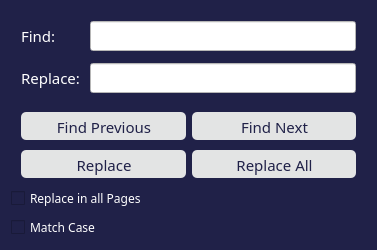
Above: FrameWorkCode/textfinder.ui from UDAAN-LEAP/leap-pe-tool before the change. Below: the same form after it.
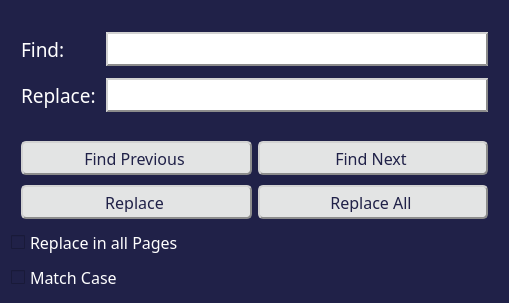
That is the form after the change.

Commit message: Changes in find & replace ui

```diff
--- a/FrameWorkCode/textfinder.ui
+++ b/FrameWorkCode/textfinder.ui
@@ -6,14 +6,14 @@
    <rect>
     <x>0</x>
     <y>0</y>
-    <width>377</width>
-    <height>214</height>
+    <width>509</width>
+    <height>303</height>
    </rect>
   </property>
   <property name="font">
    <font>
     <family>Work Sans</family>
-    <pointsize>11</pointsize>
+    <pointsize>12</pointsize>
     <weight>50</weight>
     <italic>false</italic>
     <bold>false</bold>
@@ -61,7 +61,7 @@
        <item row="0" column="0">
         <widget class="QLabel" name="findLabel">
          <property name="styleSheet">
-          <string notr="true">color: rgb(255, 255, 255);</string>
+          <string notr="true">color: rgb(255, 255, 255);font:14pt;</string>
          </property>
          <property name="text">
           <string>Find:</string>
@@ -71,14 +71,14 @@
        <item row="0" column="1">
         <widget class="QLineEdit" name="findLineEdit">
          <property name="styleSheet">
-          <string notr="true">background-color: rgb(255, 255, 255); color: black;</string>
+          <string notr="true">background-color: rgb(255, 255, 255); color: black;padding:5px;height:20px;border:2px;border-style:outset;border-color: #8c8c8c;</string>
          </property>
         </widget>
        </item>
        <item row="1" column="0">
         <widget class="QLabel" name="replaceLabel">
          <property name="styleSheet">
-          <string notr="true">color: rgb(255, 255, 255);</string>
+          <string notr="true">color: rgb(255, 255, 255);font:14pt;</string>
          </property>
          <property name="text">
           <string>Replace:</string>
@@ -88,7 +88,7 @@
        <item row="1" column="1">
         <widget class="QLineEdit" name="replaceLineEdit">
          <property name="styleSheet">
-          <string notr="true">background-color: rgb(255, 255, 255); color: black;</string>
+          <string notr="true">background-color: rgb(255, 255, 255); color: black;padding:5px;height:20px;border:2px;border-style:outset;border-color: #8c8c8c;</string>
          </property>
         </widget>
        </item>
@@ -113,7 +113,7 @@
          <item>
           <widget class="QPushButton" name="findPreviousButton">
            <property name="styleSheet">
-            <string notr="true">QPushButton{background-color:rgb(227, 228, 228);border:0px; color: rgb(32, 33, 72); height:26.96px; width: 113.5px; padding-top:1px; border-radius:4.8px; padding-left:1.3px; selection-color: rgb(32, 33, 72); selection-background-color: rgb(136, 138, 133);
+            <string notr="true">QPushButton{background-color:rgb(227, 228, 228);border:2px;color: rgb(32, 33, 72); height:20 pt; width: 113.5px; padding-top:1px; padding:5px;border-radius:4.8px; padding-left:1.3px; selection-color: rgb(32, 33, 72); selection-background-color: rgb(136, 138, 133);border-style:outset;border-color: #8c8c8c;
 } QPushButton:checked{background-color: rgb(136, 138, 133);} QPushButton:pressed {background-color: rgb(136, 138, 133);}</string>
            </property>
            <property name="text">
@@ -124,7 +124,7 @@
          <item>
           <widget class="QPushButton" name="findNextButton">
            <property name="styleSheet">
-            <string notr="true">QPushButton{background-color:rgb(227, 228, 228);border:0px; color: rgb(32, 33, 72); height:26.96px; width: 113.5px; padding-top:1px; border-radius:4.8px; padding-left:1.3px; selection-color: rgb(32, 33, 72); selection-background-color: rgb(136, 138, 133);
+            <string notr="true">QPushButton{background-color:rgb(227, 228, 228);border:2px;color: rgb(32, 33, 72); height:20 pt; width: 113.5px; padding-top:1px; padding:5px;border-radius:4.8px; padding-left:1.3px; selection-color: rgb(32, 33, 72); selection-background-color: rgb(136, 138, 133);border-style:outset;border-color: #8c8c8c;
 } QPushButton:checked{background-color: rgb(136, 138, 133);} QPushButton:pressed {background-color: rgb(136, 138, 133);}</string>
            </property>
            <property name="text">
@@ -153,14 +153,14 @@
            <property name="font">
             <font>
              <family>Work Sans</family>
-             <pointsize>11</pointsize>
+             <pointsize>12</pointsize>
              <weight>50</weight>
              <italic>false</italic>
              <bold>false</bold>
             </font>
            </property>
            <property name="styleSheet">
-            <string notr="true">QPushButton{background-color:rgb(227, 228, 228);border:0px; color: rgb(32, 33, 72); height:26.96px; width: 113.5px; padding-top:1px; border-radius:4.8px; padding-left:1.3px; selection-color: rgb(32, 33, 72); selection-background-color: rgb(136, 138, 133);
+            <string notr="true">QPushButton{background-color:rgb(227, 228, 228);border:2px;color: rgb(32, 33, 72); height:20 pt; width: 113.5px; padding-top:1px; padding:5px;border-radius:4.8px; padding-left:1.3px; selection-color: rgb(32, 33, 72); selection-background-color: rgb(136, 138, 133);border-style:outset;border-color: #8c8c8c;
 } QPushButton:checked{background-color: rgb(136, 138, 133);} QPushButton:pressed {background-color: rgb(136, 138, 133);}</string>
            </property>
            <property name="text">
@@ -173,14 +173,14 @@
            <property name="font">
             <font>
              <family>Work Sans</family>
-             <pointsize>11</pointsize>
+             <pointsize>12</pointsize>
              <weight>50</weight>
              <italic>false</italic>
              <bold>false</bold>
             </font>
            </property>
            <property name="styleSheet">
-            <string notr="true">QPushButton{background-color:rgb(227, 228, 228);border:0px; color: rgb(32, 33, 72); height:26.96px; width: 113.5px; padding-top:1px; border-radius:4.8px; padding-left:1.3px; selection-color: rgb(32, 33, 72); selection-background-color: rgb(136, 138, 133);
+            <string notr="true">QPushButton{background-color:rgb(227, 228, 228);border:2px;color: rgb(32, 33, 72); height:20 pt; width: 113.5px; padding-top:1px; padding:5px;border-radius:4.8px; padding-left:1.3px; selection-color: rgb(32, 33, 72); selection-background-color: rgb(136, 138, 133);border-style:outset;border-color: #8c8c8c;
 } QPushButton:checked{background-color: rgb(136, 138, 133);} QPushButton:pressed {background-color: rgb(136, 138, 133);}</string>
            </property>
            <property name="text">
@@ -195,7 +195,7 @@
      <item>
       <widget class="QCheckBox" name="ReplaceAllPages">
        <property name="styleSheet">
-        <string notr="true">font: 9pt; color: rgb(255, 255, 255); QCheckBox: white;</string>
+        <string notr="true">font: 12pt; color: rgb(255, 255, 255); QCheckBox: white;</string>
        </property>
        <property name="text">
         <string>Replace in all Pages</string>
@@ -205,7 +205,7 @@
      <item>
       <widget class="QCheckBox" name="matchCaseCheckBox">
        <property name="styleSheet">
-        <string notr="true">font: 9pt; color: rgb(255, 255, 255);</string>
+        <string notr="true">font: 12pt; color: rgb(255, 255, 255);</string>
        </property>
        <property name="text">
         <string>Match Case</string>
```
Left out of the diff: 2 changed lines with no effect on the pictures. The commit also changes 3 other files.
